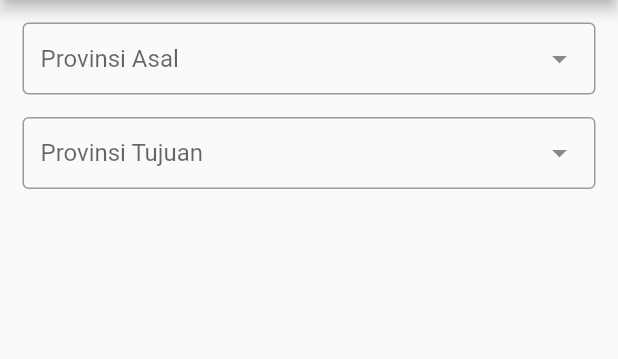
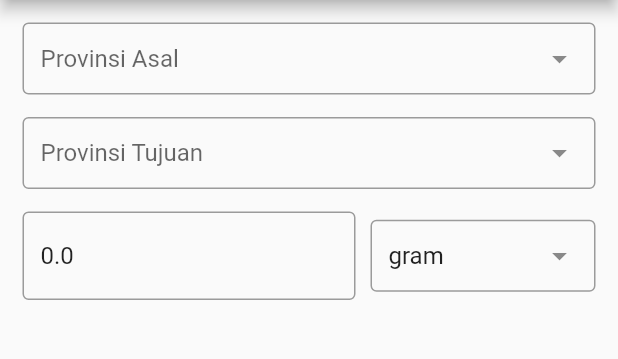
Before and after one commit to farhan1202/Ongkir_sc, a Flutter app: the screen it shows after launch, on a phone screen of 412 x 824 dp, the part 84-443 px from its top. Run offline on Flutter 3.47's test engine with Material 2 defaults, Android fonts, the phone set to English and light mode, and no system bars; drawn by our look-alikes of dropdown_search; our stand-ins replace get; network calls fail.

Commit message:
menambahkan field berat

```diff
--- a/lib/app/modules/home/views/home_view.dart
+++ b/lib/app/modules/home/views/home_view.dart
@@ -1,6 +1,7 @@
 import 'package:flutter/material.dart';
 
 import 'package:get/get.dart';
+import 'package:ongkir/app/modules/home/views/widgets/berat.dart';
 import 'package:ongkir/app/modules/home/views/widgets/kotaWidget.dart';
 import 'package:ongkir/app/modules/home/views/widgets/provinsiWidget.dart';
 
@@ -35,6 +36,7 @@ class HomeView extends GetView<HomeController> {
               Obx(() => controller.hiddenKotaTujuan.isTrue
                   ? SizedBox()
                   : CityWid(type: 1)),
+              BeratBarang(),
             ],
           );
         },
--- /dev/null
+++ b/lib/app/modules/home/views/widgets/berat.dart
@@ -0,0 +1,62 @@
+import 'package:dropdown_search/dropdown_search.dart';
+import 'package:flutter/material.dart';
+import 'package:get/get.dart';
+import 'package:ongkir/app/modules/home/controllers/home_controller.dart';
+
+class BeratBarang extends GetView<HomeController> {
+  const BeratBarang({Key? key}) : super(key: key);
+
+  @override
+  Widget build(BuildContext context) {
+    return Row(
+      children: [
+        Expanded(
+            child: TextField(
+          controller: controller.beratC,
+          onChanged: (value) => controller.ubahBerat(value),
+          autocorrect: false,
+          keyboardType: TextInputType.numberWithOptions(decimal: true),
+          decoration: InputDecoration(
+            hintText: "Berat",
+            border: OutlineInputBorder(),
+          ),
+        )),
+        SizedBox(
+          width: 10,
+        ),
+        Container(
+          width: 150,
+          child: DropdownSearch<String>(
+            mode: Mode.BOTTOM_SHEET,
+            showSearchBox: true,
+            items: [
+              "gram",
+              "kg",
+            ],
+            hint: "Satuan",
+            onChanged: (value) => controller.ubahSatuan(value!),
+            selectedItem: "gram",
+            popupShape: RoundedRectangleBorder(
+                borderRadius: BorderRadius.only(
+              topLeft: Radius.circular(15),
+              topRight: Radius.circular(15),
+            )),
+            searchFieldProps: TextFieldProps(
+              decoration: inputDec(),
+            ),
+          ),
+        )
+      ],
+    );
+  }
+}
+
+InputDecoration inputDec() => InputDecoration(
+    hintText: "Search",
+    contentPadding: EdgeInsets.symmetric(
+      vertical: 10,
+      horizontal: 25,
+    ),
+    border: OutlineInputBorder(
+      borderRadius: BorderRadius.circular(20),
+    ));
```
Also changed, not shown: lib/app/modules/home/controllers/home_controller.dart (+54 -0 lines).
